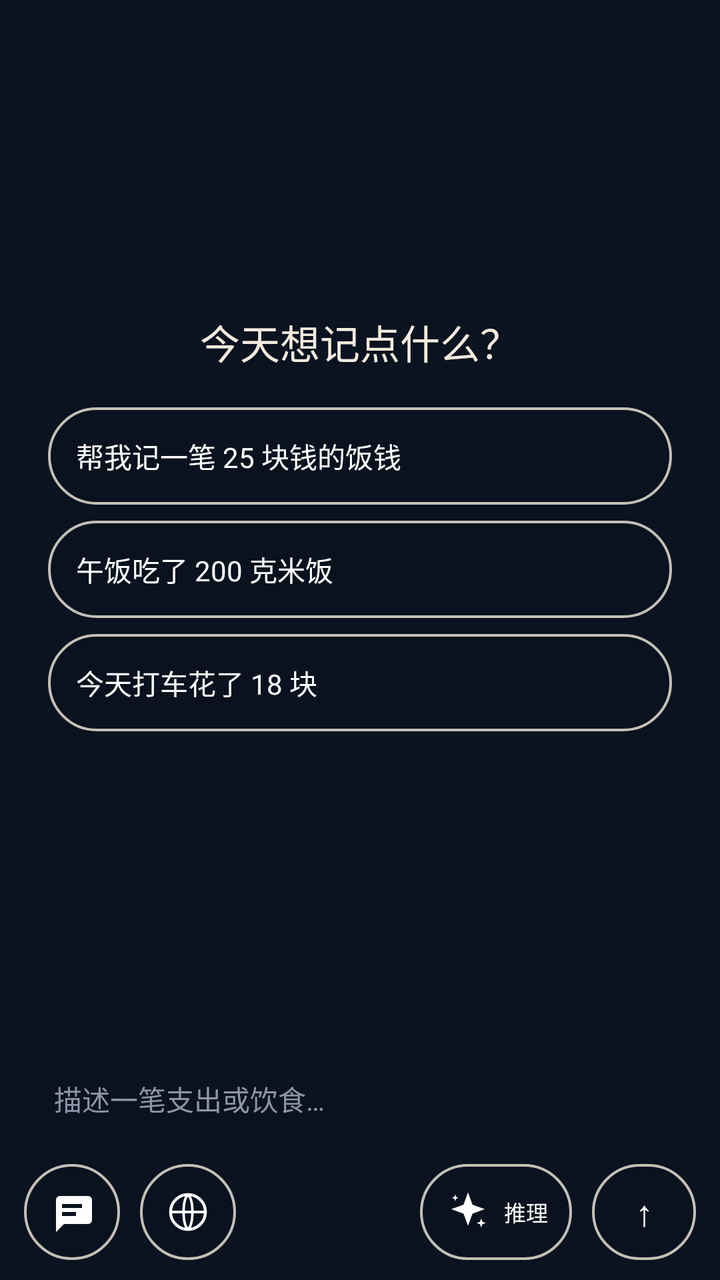
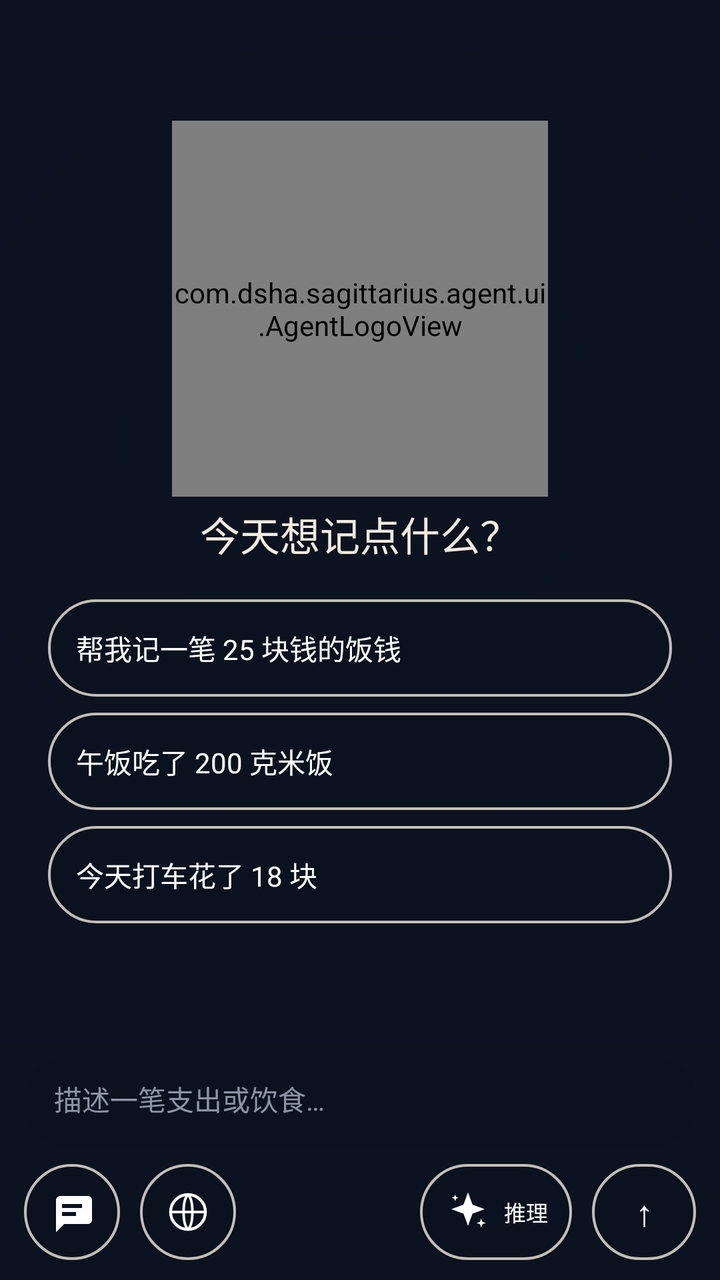

Screens rendered from an Android XML layout before and after an edit, with the pre-edit source and the edit as a unified diff.
<!-- AndroidManifest.xml: application theme Theme.Sagittarius -->
<!-- res/layout/fragment_agent_chat.xml -->
<?xml version="1.0" encoding="utf-8"?>
<FrameLayout xmlns:android="http://schemas.android.com/apk/res/android"
    android:id="@+id/chatRoot"
    android:layout_width="match_parent"
    android:layout_height="match_parent"
    android:clipChildren="false">

    <LinearLayout
        android:layout_width="match_parent"
        android:layout_height="match_parent"
        android:orientation="vertical">

        <FrameLayout
            android:layout_width="match_parent"
            android:layout_height="0dp"
            android:layout_weight="1"
            android:clipChildren="false"
            android:clipToPadding="false">

            <androidx.recyclerview.widget.RecyclerView
                android:id="@+id/recyclerChat"
                android:layout_width="match_parent"
                android:layout_height="match_parent"
                android:clipToPadding="false"
                android:paddingStart="12dp"
                android:paddingTop="4dp"
                android:paddingEnd="12dp"
                android:paddingBottom="8dp" />

            <LinearLayout
                android:id="@+id/emptyPanel"
                android:layout_width="match_parent"
                android:layout_height="wrap_content"
                android:layout_gravity="center"
                android:gravity="center"
                android:orientation="vertical"
                android:padding="24dp">

                <TextView
                    android:layout_width="wrap_content"
                    android:layout_height="wrap_content"
                    android:text="@string/agent_empty_title"
                    android:textColor="?attr/blTextPrimary"
                    android:textSize="20sp" />

                <TextView
                    android:id="@+id/chipExpense"
                    android:layout_width="match_parent"
                    android:layout_height="wrap_content"
                    android:layout_marginTop="18dp"
                    android:background="@drawable/bg_agent_ink_border"
                    android:padding="14dp"
                    android:text="@string/agent_example_expense"
                    android:textColor="#FFFFFF"
                    android:textSize="14sp" />

                <TextView
                    android:id="@+id/chipDiet"
                    android:layout_width="match_parent"
                    android:layout_height="wrap_content"
                    android:layout_marginTop="8dp"
                    android:background="@drawable/bg_agent_ink_border"
                    android:padding="14dp"
                    android:text="@string/agent_example_diet"
                    android:textColor="#FFFFFF"
                    android:textSize="14sp" />

                <TextView
                    android:id="@+id/chipTaxi"
                    android:layout_width="match_parent"
                    android:layout_height="wrap_content"
                    android:layout_marginTop="8dp"
                    android:background="@drawable/bg_agent_ink_border"
                    android:padding="14dp"
                    android:text="@string/agent_example_taxi"
                    android:textColor="#FFFFFF"
                    android:textSize="14sp" />
            </LinearLayout>

            <TextView
                android:id="@+id/btnScrollBottom"
                android:layout_width="wrap_content"
                android:layout_height="38dp"
                android:layout_gravity="bottom|center_horizontal"
                android:layout_marginBottom="6dp"
                android:background="@drawable/bg_agent_ink_border"
                android:paddingStart="14dp"
                android:paddingEnd="14dp"
                android:gravity="center"
                android:text="↓"
                android:textColor="#FFFFFF"
                android:textSize="16sp"
                android:visibility="gone" />

            <TextView
                android:id="@+id/btnRetry"
                android:layout_width="wrap_content"
                android:layout_height="34dp"
                android:layout_gravity="bottom|center_horizontal"
                android:layout_marginBottom="52dp"
                android:background="@drawable/bg_agent_ink_border"
                android:gravity="center"
                android:paddingStart="14dp"
                android:paddingEnd="14dp"
                android:text="@string/agent_retry"
                android:textColor="#FFFFFF"
                android:textSize="12sp"
                android:visibility="gone" />
        </FrameLayout>

        <LinearLayout
            android:id="@+id/dock"
            android:layout_width="match_parent"
            android:layout_height="wrap_content"
            android:clipChildren="false"
            android:clipToPadding="false"
            android:orientation="vertical"
            android:paddingStart="12dp"
            android:paddingTop="6dp"
            android:paddingEnd="12dp"
            android:paddingBottom="10dp">

            <EditText
                android:id="@+id/etInput"
                android:layout_width="match_parent"
                android:layout_height="wrap_content"
                android:background="@drawable/bg_agent_ink"
                android:gravity="top|start"
                android:hint="@string/agent_input_hint"
                android:imeOptions="actionNone"
                android:inputType="textCapSentences|textMultiLine"
                android:maxLines="4"
                android:minHeight="46dp"
                android:paddingStart="15dp"
                android:paddingTop="11dp"
                android:paddingEnd="15dp"
                android:paddingBottom="11dp"
                android:textColor="#F2F5FA"
                android:textColorHint="#8C95A6"
                android:textSize="14sp" />

            <LinearLayout
                android:layout_width="match_parent"
                android:layout_height="wrap_content"
                android:layout_marginTop="8dp"
                android:clipChildren="false"
                android:clipToPadding="false"
                android:gravity="center_vertical"
                android:orientation="horizontal">

                <ImageView
                    android:id="@+id/btnSessions"
                    android:layout_width="48dp"
                    android:layout_height="48dp"
                    android:layout_marginEnd="10dp"
                    android:background="@drawable/bg_agent_ink_border"
                    android:contentDescription="@string/agent_sessions"
                    android:padding="11dp"
                    android:scaleType="centerInside"
                    android:src="@drawable/ic_sessions_silhouette" />

                <ImageView
                    android:id="@+id/btnWebSearch"
                    android:layout_width="48dp"
                    android:layout_height="48dp"
                    android:background="@drawable/bg_agent_ink_border"
                    android:contentDescription="@string/agent_web_search"
                    android:padding="13dp"
                    android:scaleType="centerInside"
                    android:src="@drawable/ic_agent_web" />

                <Space
                    android:layout_width="0dp"
                    android:layout_height="1dp"
                    android:layout_weight="1" />

                <TextView
                    android:id="@+id/btnReasoning"
                    android:layout_width="wrap_content"
                    android:layout_height="48dp"
                    android:layout_marginEnd="10dp"
                    android:background="@drawable/bg_agent_ink_border"
                    android:drawableStart="@drawable/ic_agent_reasoning"
                    android:drawablePadding="6dp"
                    android:drawableTint="#FFFFFF"
                    android:gravity="center"
                    android:minWidth="74dp"
                    android:paddingStart="12dp"
                    android:paddingEnd="12dp"
                    android:singleLine="true"
                    android:text="@string/agent_reasoning_short"
                    android:textColor="#FFFFFF"
                    android:textSize="11sp" />

                <TextView
                    android:id="@+id/btnSend"
                    android:layout_width="52dp"
                    android:layout_height="48dp"
                    android:background="@drawable/bg_agent_ink_border"
                    android:contentDescription="@string/agent_send"
                    android:gravity="center"
                    android:text="↑"
                    android:textColor="#FFFFFF"
                    android:textSize="18sp" />
            </LinearLayout>
        </LinearLayout>
    </LinearLayout>

    <FrameLayout
        android:id="@+id/capsuleHost"
        android:layout_width="match_parent"
        android:layout_height="match_parent"
        android:clipChildren="false"
        android:visibility="gone" />
</FrameLayout>
<!-- resources referenced by this layout -->
<resources>
  <!-- drawable bg_agent_ink (drawable) -->
  <?xml version="1.0" encoding="utf-8"?>
  <shape xmlns:android="http://schemas.android.com/apk/res/android"
      android:shape="rectangle">
      <solid android:color="#E60B1220" />
      <corners android:radius="22dp" />
  </shape>
  <string name="agent_empty_title">今天想记点什么？</string>
  <string name="agent_example_diet">午饭吃了 200 克米饭</string>
  <string name="agent_example_expense">帮我记一笔 25 块钱的饭钱</string>
  <string name="agent_example_taxi">今天打车花了 18 块</string>
  <string name="agent_input_hint">描述一笔支出或饮食…</string>
  <string name="agent_reasoning_short">推理</string>
  <string name="agent_retry">重试</string>
  <string name="agent_send">发送</string>
  <string name="agent_sessions">切换会话</string>
  <string name="agent_web_search">联网搜索</string>
  <style name="Theme.Sagittarius" parent="Theme.Sagittarius.Black" />
  <!-- drawable bg_screen_black (drawable) -->
  <?xml version="1.0" encoding="utf-8"?>
  <layer-list xmlns:android="http://schemas.android.com/apk/res/android">
      <item>
          <shape android:shape="rectangle">
              <solid android:color="#0B1220" />
          </shape>
      </item>
  </layer-list>
  <color name="bg_deep">#0A0F1D</color>
  <style name="ThemeOverlay.Sagittarius.Dialog" parent="ThemeOverlay.Material3.MaterialAlertDialog">
          <item name="colorSurface">#182134</item>
          <item name="colorOnSurface">@color/text_primary</item>
          <item name="colorPrimary">@color/accent_teal</item>
      </style>
  <!-- drawable bg_input (drawable) -->
  <?xml version="1.0" encoding="utf-8"?>
  <shape xmlns:android="http://schemas.android.com/apk/res/android" android:shape="rectangle">
      <solid android:color="?attr/blInputFill" />
      <corners android:radius="16dp" />
      <stroke android:width="1dp" android:color="?attr/blInputStroke" />
  </shape>
  <!-- drawable bg_search (drawable) -->
  <?xml version="1.0" encoding="utf-8"?>
  <shape xmlns:android="http://schemas.android.com/apk/res/android" android:shape="rectangle">
      <solid android:color="?attr/blInputFill" />
      <corners android:radius="16dp" />
      <stroke android:width="1dp" android:color="?attr/blInputStroke" />
  </shape>
  <!-- drawable bg_metric_tile (drawable) -->
  <?xml version="1.0" encoding="utf-8"?>
  <shape xmlns:android="http://schemas.android.com/apk/res/android" android:shape="rectangle">
      <solid android:color="?attr/blMetricTile" />
      <corners android:radius="14dp" />
      <stroke android:width="1dp" android:color="?attr/blDivider" />
  </shape>
  <!-- drawable bg_icon_circle (drawable) -->
  <?xml version="1.0" encoding="utf-8"?>
  <shape xmlns:android="http://schemas.android.com/apk/res/android" android:shape="oval">
      <solid android:color="?attr/blIconCircle" />
  </shape>
  <!-- drawable bg_glass_icon_button (drawable) -->
  <?xml version="1.0" encoding="utf-8"?>
  <shape xmlns:android="http://schemas.android.com/apk/res/android" android:shape="rectangle">
      <solid android:color="?attr/blIconButton" />
      <corners android:radius="14dp" />
      <stroke android:width="1dp" android:color="?attr/blDivider" />
  </shape>
  <!-- drawable bg_floating_button (drawable) -->
  <?xml version="1.0" encoding="utf-8"?>
  <shape xmlns:android="http://schemas.android.com/apk/res/android" android:shape="rectangle">
      <solid android:color="?attr/blFloatingButtonFill" />
      <corners android:radius="12dp" />
      <stroke android:width="1dp" android:color="?attr/blFloatingButtonStroke" />
  </shape>
  <color name="text_primary">#F8FAFC</color>
  <color name="accent_teal">#34E7C4</color>
  <!-- unchanged entries left out for length: 10 -->
</resources>

<!-- the commit's change to res/layout/fragment_agent_chat.xml (unified diff, before → after) -->
@@ -30,11 +30,18 @@
             <LinearLayout
                 android:id="@+id/emptyPanel"
                 android:layout_width="match_parent"
-                android:layout_height="wrap_content"
+                android:layout_height="match_parent"
                 android:layout_gravity="center"
+                android:background="@drawable/bg_agent_empty"
                 android:gravity="center"
                 android:orientation="vertical"
-                android:padding="24dp">
+                android:paddingStart="24dp"
+                android:paddingEnd="24dp">
+
+                <com.dsha.sagittarius.agent.ui.AgentLogoView
+                    android:layout_width="188dp"
+                    android:layout_height="188dp"
+                    android:layout_marginBottom="4dp" />
 
                 <TextView
                     android:layout_width="wrap_content"
<!-- resource entries referenced after the edit -->
@@ -1,5 +1,17 @@
 <!-- resources referenced by this layout -->
 <resources>
+  <!-- drawable bg_agent_empty (drawable) -->
+  <?xml version="1.0" encoding="utf-8"?>
+  <shape xmlns:android="http://schemas.android.com/apk/res/android"
+      android:shape="rectangle">
+      <gradient
+          android:centerX="0.5"
+          android:centerY="0.42"
+          android:gradientRadius="460dp"
+          android:startColor="#FA0B1220"
+          android:endColor="#F20B1220"
+          android:type="radial" />
+  </shape>
   <!-- drawable bg_agent_ink (drawable) -->
   <?xml version="1.0" encoding="utf-8"?>
   <shape xmlns:android="http://schemas.android.com/apk/res/android"
